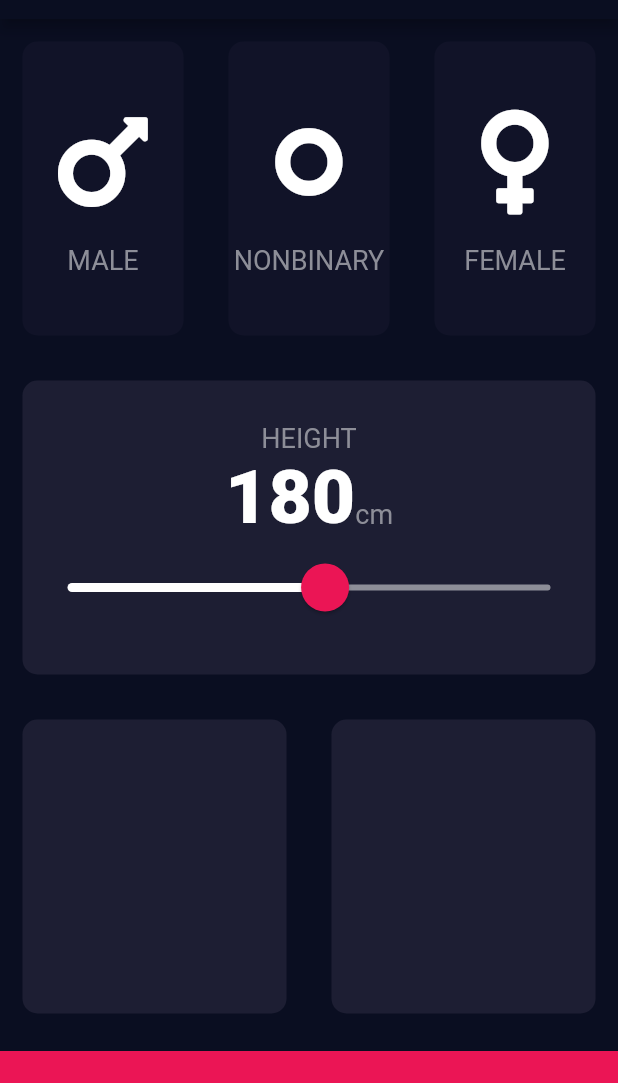
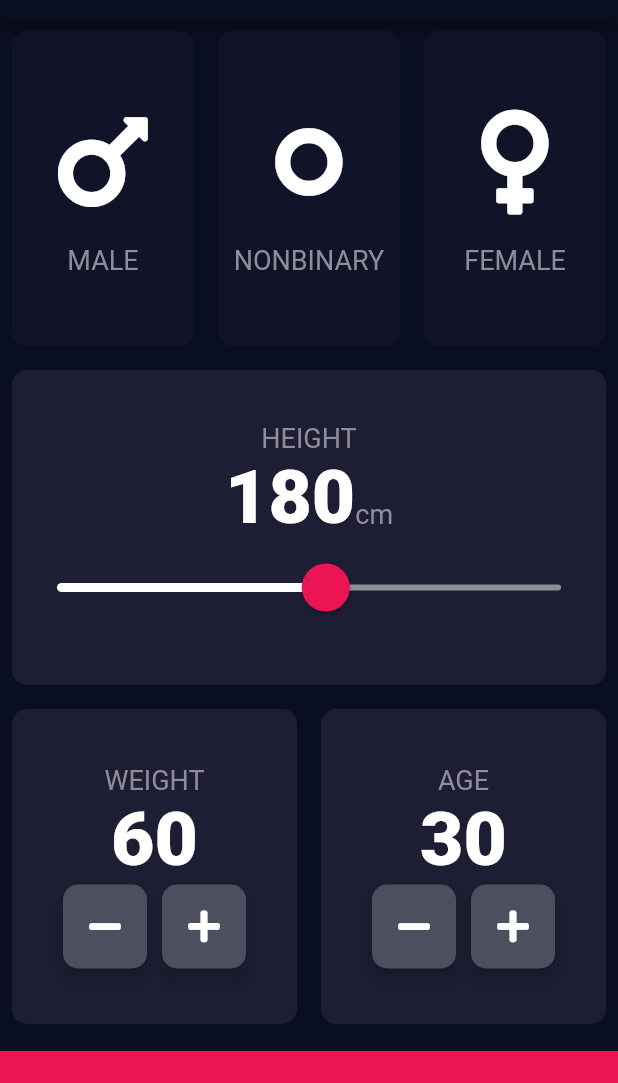
Before and after one commit to dustyfingers/bmi-calc-flutter, a Flutter app: the screen it shows after launch, on a phone screen of 412 x 824 dp, the part 65-1148 px from its top. Run offline on Flutter 3.47's test engine with Material 2 defaults, Android fonts, the phone set to English and light mode, and no system bars; our stand-ins replace font_awesome_flutter.

Commit message:
built weight and age selection

```diff
--- a/lib/constants.dart
+++ b/lib/constants.dart
@@ -1,6 +1,6 @@
 import 'package:flutter/material.dart';
 
-const EdgeInsets kStandardMargin = EdgeInsets.all(15.0);
+const EdgeInsets kStandardMargin = EdgeInsets.all(8.0);
 const EdgeInsets kTopMargin = EdgeInsets.only(top: 10.0);
 const double kBottomContainerHeight = 80.0;
 const Color kActiveCardColor = Color(0xFF1D1E33);
@@ -10,6 +10,7 @@ const Color kTransCallToActionColor = Color(0x30EB1555);
 const Color kPrimaryColor = Color(0xFF0A0E21);
 const Color kTextColor = Color(0xFF8D8E98);
 const Color kInactiveSliderColor = Color(0xFF8D8E98);
+const Color kButtonColor = Color(0xFF4C4F5E);
 const double kIconSize = 80.0;
 const SizedBox kSpacer = SizedBox(height: 15.0);
 const TextStyle kLabelTextStyle = TextStyle(
--- a/lib/input_page.dart
+++ b/lib/input_page.dart
@@ -15,6 +15,8 @@ class InputPage extends StatefulWidget {
 class _InputPageState extends State<InputPage> {
   Gender selectedGender;
   int height = 180;
+  int weight = 60;
+  int age = 30;
 
   @override
   Widget build(BuildContext context) {
@@ -131,17 +133,85 @@ class _InputPageState extends State<InputPage> {
                   ],
                 )),
           ),
+          // WEIGHT AND AGE SELECTION
           Expanded(
             child: Row(
               children: <Widget>[
                 Expanded(
                   child: ReusableCard(
                     color: kActiveCardColor,
+                    cardChild: Column(
+                      mainAxisAlignment: MainAxisAlignment.center,
+                      children: <Widget>[
+                        Text('WEIGHT', style: kLabelTextStyle),
+                        Text(
+                          weight.toString(),
+                          style: kNumberTextStyle,
+                        ),
+                        Row(
+                          mainAxisAlignment: MainAxisAlignment.center,
+                          children: [
+                            RoundIconButton(
+                              icon: FontAwesomeIcons.minus,
+                              handleButtonPressed: () {
+                                setState(() {
+                                  weight--;
+                                });
+                              },
+                            ),
+                            SizedBox(width: 10.0),
+                            RoundIconButton(
+                              icon: FontAwesomeIcons.plus,
+                              handleButtonPressed: () {
+                                setState(() {
+                                  weight++;
+                                });
+                              },
+                            )
+                          ],
+                        ),
+                      ],
+                    ),
                   ),
                 ),
                 Expanded(
                   child: ReusableCard(
                     color: kActiveCardColor,
+                    cardChild: Column(
+                      mainAxisAlignment: MainAxisAlignment.center,
+                      children: <Widget>[
+                        Text(
+                          'AGE',
+                          style: kLabelTextStyle,
+                        ),
+                        Text(
+                          age.toString(),
+                          style: kNumberTextStyle,
+                        ),
+                        Row(
+                          mainAxisAlignment: MainAxisAlignment.center,
+                          children: <Widget>[
+                            RoundIconButton(
+                              icon: FontAwesomeIcons.minus,
+                              handleButtonPressed: () {
+                                setState(() {
+                                  age--;
+                                });
+                              },
+                            ),
+                            SizedBox(width: 10.0),
+                            RoundIconButton(
+                              icon: FontAwesomeIcons.plus,
+                              handleButtonPressed: () {
+                                setState(() {
+                                  age++;
+                                });
+                              },
+                            ),
+                          ],
+                        ),
+                      ],
+                    ),
                   ),
                 ),
               ],
@@ -158,3 +228,27 @@ class _InputPageState extends State<InputPage> {
     );
   }
 }
+
+class RoundIconButton extends StatelessWidget {
+  final IconData icon;
+  final Function handleButtonPressed;
+
+  RoundIconButton({@required this.icon, @required this.handleButtonPressed});
+
+  @override
+  Widget build(BuildContext context) {
+    return RawMaterialButton(
+      child: Icon(icon),
+      shape: RoundedRectangleBorder(
+        borderRadius: BorderRadius.circular(10.0),
+      ),
+      fillColor: kButtonColor,
+      constraints: BoxConstraints.tightFor(
+        width: 56.0,
+        height: 56.0,
+      ),
+      elevation: 4.0,
+      onPressed: handleButtonPressed,
+    );
+  }
+}
```
Also changed, not shown: lib/round_icon_button.dart (added).
